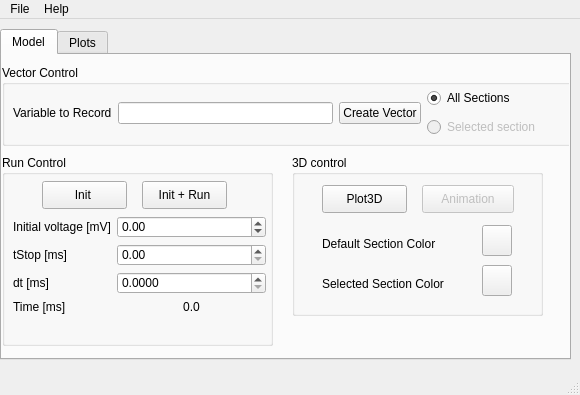
First picture: the form in neuronvisio/neuronvisio.ui, repository mattions/neuronvisio, before the edit.
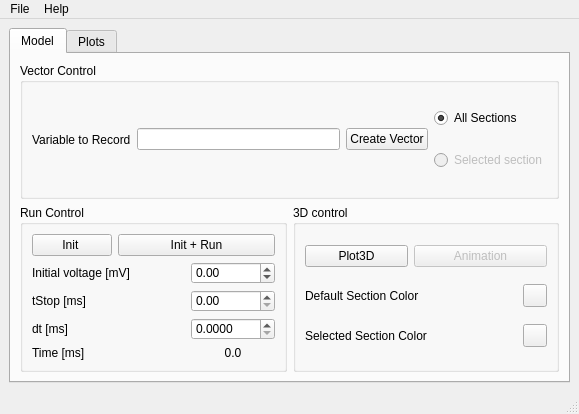
Second picture: the form after the edit. Custom widgets are drawn as their Qt base class.

Commit message: updated the Gui so it will resize properly

The edit to the form file:
```diff
--- a/neuronvisio/neuronvisio.ui
+++ b/neuronvisio/neuronvisio.ui
@@ -6,22 +6,22 @@
    <rect>
     <x>0</x>
     <y>0</y>
-    <width>580</width>
-    <height>395</height>
+    <width>579</width>
+    <height>414</height>
    </rect>
   </property>
   <property name="windowTitle">
    <string>Neuronvisio</string>
   </property>
   <widget class="QWidget" name="centralwidget">
+   <layout class="QGridLayout" name="gridLayout_4">
+    <item row="0" column="0">
    <widget class="QTabWidget" name="tabWidget">
-    <property name="geometry">
-     <rect>
-      <x>0</x>
-      <y>10</y>
-      <width>571</width>
-      <height>331</height>
-     </rect>
+      <property name="sizePolicy">
+       <sizepolicy hsizetype="Preferred" vsizetype="Preferred">
+        <horstretch>0</horstretch>
+        <verstretch>0</verstretch>
+       </sizepolicy>
     </property>
     <property name="currentIndex">
      <number>0</number>
@@ -30,65 +30,90 @@
      <attribute name="title">
       <string>Model</string>
      </attribute>
+       <layout class="QVBoxLayout" name="verticalLayout_3">
+        <item>
+         <widget class="QGroupBox" name="groupBox_3">
+          <property name="title">
+           <string>Vector Control</string>
+          </property>
+          <layout class="QHBoxLayout" name="horizontalLayout">
+           <item>
+            <widget class="QLabel" name="label">
+             <property name="text">
+              <string>Variable to Record</string>
+             </property>
+            </widget>
+           </item>
+           <item>
+            <widget class="QLineEdit" name="var"/>
+           </item>
+           <item>
+            <widget class="QPushButton" name="create_vector">
+             <property name="text">
+              <string>Create Vector</string>
+             </property>
+            </widget>
+           </item>
+           <item>
+            <layout class="QVBoxLayout" name="verticalLayout">
+             <item>
+              <widget class="QRadioButton" name="all_sections">
+               <property name="text">
+                <string>All Sections</string>
+               </property>
+               <property name="checked">
+                <bool>true</bool>
+               </property>
+              </widget>
+             </item>
+             <item>
+              <widget class="QRadioButton" name="selected_section">
+               <property name="enabled">
+                <bool>false</bool>
+               </property>
+               <property name="text">
+                <string>Selected section</string>
+               </property>
+              </widget>
+             </item>
+            </layout>
+           </item>
+          </layout>
+         </widget>
+        </item>
+        <item>
+         <layout class="QHBoxLayout" name="horizontalLayout_3">
+          <item>
      <widget class="QGroupBox" name="groupBox">
-      <property name="geometry">
-       <rect>
-        <x>0</x>
-        <y>100</y>
-        <width>271</width>
-        <height>191</height>
-       </rect>
-      </property>
       <property name="styleSheet">
        <string>border-color: rgb(0, 0, 0);</string>
       </property>
       <property name="title">
        <string>Run Control</string>
       </property>
+            <layout class="QGridLayout" name="gridLayout">
+             <item row="0" column="0">
       <widget class="QPushButton" name="init_btn">
-       <property name="geometry">
-        <rect>
-         <x>40</x>
-         <y>26</y>
-         <width>85</width>
-         <height>28</height>
-        </rect>
-       </property>
        <property name="text">
         <string>Init </string>
        </property>
       </widget>
+             </item>
+             <item row="0" column="1" colspan="2">
       <widget class="QPushButton" name="run_btn">
-       <property name="geometry">
-        <rect>
-         <x>140</x>
-         <y>26</y>
-         <width>85</width>
-         <height>28</height>
-        </rect>
-       </property>
        <property name="text">
         <string>Init + Run</string>
        </property>
       </widget>
-      <widget class="QWidget" name="layoutWidget">
-       <property name="geometry">
-        <rect>
-         <x>11</x>
-         <y>61</y>
-         <width>253</width>
-         <height>122</height>
-        </rect>
-       </property>
-       <layout class="QFormLayout" name="formLayout">
-        <item row="0" column="0">
+             </item>
+             <item row="1" column="0" colspan="2">
          <widget class="QLabel" name="label_2">
           <property name="text">
            <string>Initial voltage [mV]</string>
           </property>
          </widget>
         </item>
-        <item row="0" column="1">
+             <item row="1" column="2">
          <widget class="QDoubleSpinBox" name="vSpinBox">
           <property name="toolTip">
            <string>Initial Voltage [mV]</string>
@@ -101,14 +126,14 @@
           </property>
          </widget>
         </item>
-        <item row="1" column="0">
+             <item row="2" column="0">
          <widget class="QLabel" name="label_5">
           <property name="text">
            <string>tStop [ms]</string>
           </property>
          </widget>
         </item>
-        <item row="1" column="1">
+             <item row="2" column="2">
          <widget class="QDoubleSpinBox" name="tstopSpinBox">
           <property name="suffix">
            <string/>
@@ -121,14 +146,14 @@
           </property>
          </widget>
         </item>
-        <item row="2" column="0">
+             <item row="3" column="0">
          <widget class="QLabel" name="label_6">
           <property name="text">
            <string>dt [ms]</string>
           </property>
          </widget>
         </item>
-        <item row="2" column="1">
+             <item row="3" column="2">
          <widget class="QDoubleSpinBox" name="dtSpinBox">
           <property name="decimals">
            <number>4</number>
@@ -138,14 +163,14 @@
           </property>
          </widget>
         </item>
-        <item row="3" column="0">
+             <item row="4" column="0">
          <widget class="QLabel" name="label_7">
           <property name="text">
            <string>Time [ms]</string>
           </property>
          </widget>
         </item>
-        <item row="3" column="1">
+             <item row="4" column="2">
          <widget class="QLabel" name="time_label">
           <property name="enabled">
            <bool>true</bool>
@@ -160,16 +185,9 @@
         </item>
        </layout>
       </widget>
-     </widget>
+          </item>
+          <item>
      <widget class="QGroupBox" name="groupBox_2">
-      <property name="geometry">
-       <rect>
-        <x>290</x>
-        <y>100</y>
-        <width>251</width>
-        <height>161</height>
-       </rect>
-      </property>
       <property name="title">
        <string>3D control</string>
       </property>
@@ -179,77 +197,19 @@
       <property name="checkable">
        <bool>false</bool>
       </property>
+            <layout class="QGridLayout" name="gridLayout_2">
+             <item row="0" column="0">
       <widget class="QPushButton" name="Plot3D">
-       <property name="geometry">
-        <rect>
-         <x>30</x>
-         <y>30</y>
-         <width>85</width>
-         <height>28</height>
-        </rect>
-       </property>
        <property name="text">
         <string>Plot3D</string>
        </property>
       </widget>
-      <widget class="ColorButton" name="sel_col_btn">
-       <property name="geometry">
-        <rect>
-         <x>190</x>
-         <y>110</y>
-         <width>30</width>
-         <height>31</height>
-        </rect>
-       </property>
-      </widget>
-      <widget class="ColorButton" name="def_col_btn">
-       <property name="geometry">
-        <rect>
-         <x>190</x>
-         <y>70</y>
-         <width>30</width>
-         <height>31</height>
-        </rect>
-       </property>
-      </widget>
-      <widget class="QLabel" name="label_3">
-       <property name="geometry">
-        <rect>
-         <x>30</x>
-         <y>120</y>
-         <width>146</width>
-         <height>18</height>
-        </rect>
-       </property>
-       <property name="text">
-        <string>Selected Section Color</string>
-       </property>
-      </widget>
-      <widget class="QLabel" name="label_4">
-       <property name="geometry">
-        <rect>
-         <x>30</x>
-         <y>80</y>
-         <width>138</width>
-         <height>18</height>
-        </rect>
-       </property>
-       <property name="text">
-        <string>Default Section Color</string>
-       </property>
-      </widget>
+             </item>
+             <item row="0" column="1" colspan="2">
       <widget class="QPushButton" name="animation_btn">
        <property name="enabled">
         <bool>false</bool>
        </property>
-       <property name="geometry">
-        <rect>
-         <x>130</x>
-         <y>30</y>
-         <width>92</width>
-         <height>28</height>
-        </rect>
-       </property>
        <property name="text">
         <string>Animation</string>
        </property>
@@ -257,89 +217,40 @@
         <bool>false</bool>
        </property>
       </widget>
-     </widget>
-     <widget class="QGroupBox" name="groupBox_3">
-      <property name="geometry">
-       <rect>
-        <x>0</x>
-        <y>10</y>
-        <width>601</width>
-        <height>81</height>
-       </rect>
-      </property>
-      <property name="title">
-       <string>Vector Control</string>
-      </property>
-      <widget class="QWidget" name="layoutWidget">
-       <property name="geometry">
-        <rect>
-         <x>11</x>
-         <y>20</y>
-         <width>527</width>
-         <height>56</height>
-        </rect>
-       </property>
-       <layout class="QHBoxLayout" name="horizontalLayout">
-        <item>
-         <widget class="QLabel" name="label">
+             </item>
+             <item row="1" column="0" colspan="2">
+              <widget class="QLabel" name="label_4">
           <property name="text">
-           <string>Variable to Record</string>
+                <string>Default Section Color</string>
           </property>
          </widget>
         </item>
-        <item>
-         <widget class="QLineEdit" name="var"/>
-        </item>
-        <item>
-         <widget class="QPushButton" name="create_vector">
+             <item row="1" column="2">
+              <widget class="ColorButton" name="def_col_btn"/>
+             </item>
+             <item row="2" column="0" colspan="2">
+              <widget class="QLabel" name="label_3">
           <property name="text">
-           <string>Create Vector</string>
+                <string>Selected Section Color</string>
           </property>
          </widget>
         </item>
-        <item>
-         <layout class="QVBoxLayout" name="verticalLayout">
-          <item>
-           <widget class="QRadioButton" name="all_sections">
-            <property name="text">
-             <string>All Sections</string>
-            </property>
-            <property name="checked">
-             <bool>true</bool>
-            </property>
-           </widget>
-          </item>
-          <item>
-           <widget class="QRadioButton" name="selected_section">
-            <property name="enabled">
-             <bool>false</bool>
-            </property>
-            <property name="text">
-             <string>Selected section</string>
-            </property>
+             <item row="2" column="2">
+              <widget class="ColorButton" name="sel_col_btn"/>
+             </item>
+            </layout>
            </widget>
           </item>
          </layout>
         </item>
        </layout>
-      </widget>
-     </widget>
     </widget>
     <widget class="QWidget" name="tab_2">
      <attribute name="title">
       <string>Plots</string>
      </attribute>
-     <widget class="QWidget" name="layoutWidget">
-      <property name="geometry">
-       <rect>
-        <x>11</x>
-        <y>10</y>
-        <width>545</width>
-        <height>271</height>
-       </rect>
-      </property>
-      <layout class="QVBoxLayout" name="verticalLayout_2">
-       <item>
+       <layout class="QGridLayout" name="gridLayout_3">
+        <item row="0" column="0">
         <layout class="QHBoxLayout" name="horizontalLayout_2">
          <item>
           <widget class="QPushButton" name="plot_vector_btn">
@@ -380,8 +291,14 @@
          </item>
         </layout>
        </item>
-       <item>
+        <item row="1" column="0">
         <widget class="QTreeWidget" name="treeWidget">
+          <property name="sizePolicy">
+           <sizepolicy hsizetype="Expanding" vsizetype="Expanding">
+            <horstretch>0</horstretch>
+            <verstretch>0</verstretch>
+           </sizepolicy>
+          </property>
          <property name="alternatingRowColors">
           <bool>true</bool>
          </property>
@@ -401,7 +318,8 @@
       </layout>
      </widget>
     </widget>
-   </widget>
+    </item>
+   </layout>
   </widget>
   <widget class="QStatusBar" name="statusbar"/>
   <widget class="QMenuBar" name="menuBar">
@@ -409,7 +327,7 @@
     <rect>
      <x>0</x>
      <y>0</y>
-     <width>580</width>
+     <width>579</width>
      <height>25</height>
     </rect>
    </property>
```
Lines whose indentation alone changed are shown as unchanged.
